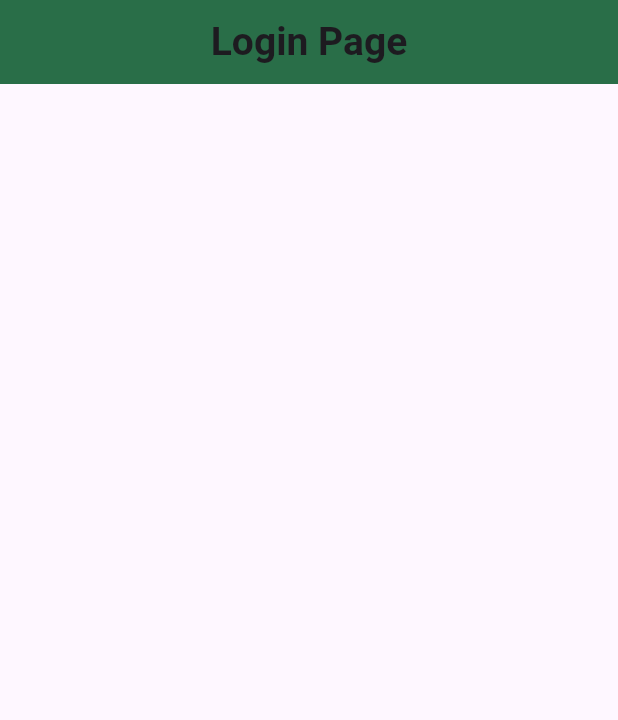
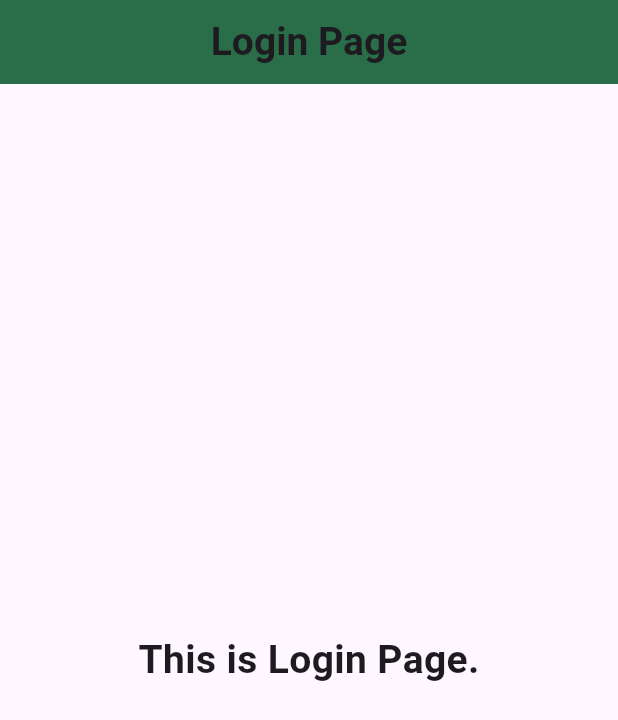
Before and after one commit to swaponahmmed59/plant_app_ui_design, a Flutter app: the screen it shows after launch, after a tap on the "arrow forward ios" icon, after a tap on "Skip", on a phone screen of 412 x 824 dp. Shown: the top 720 px of the screen. Run offline on Flutter 3.47's test engine with Material 3 defaults, Android fonts, the phone set to English and light mode, and no system bars.

Commit message:
second commit

```diff
--- a/lib/main.dart
+++ b/lib/main.dart
@@ -15,7 +15,7 @@ class MyApp extends StatelessWidget {
       theme: ThemeData(
         colorScheme: ColorScheme.fromSeed(seedColor: Colors.deepPurple),
       ),
-      home:  const WelcomeScreen(),
+      home: WelcomeScreen(),
     );
   }
 }
--- a/lib/utils/app_images.dart
+++ b/lib/utils/app_images.dart
@@ -1,7 +1,6 @@
 class AppImages {
   static const String basePath = "assets/images";
   static const String addCard = "$basePath/add-card.png";
-  static const String mas = "$basePath/mas.png";
   static const String codeScan = "$basePath/code-scan.png";
   static const String codeScanTwo = "$basePath/code-scan-two.png";
   static const String love = "$basePath/favorited.png";
--- a/lib/views/screen/login/login_screen.dart
+++ b/lib/views/screen/login/login_screen.dart
@@ -1,6 +1,5 @@
 import 'package:flutter/material.dart';
 import 'package:plant_app/utils/app_colors.dart';
-import 'package:plant_app/utils/app_images.dart';
 
 class LoginScreen extends StatelessWidget {
   const LoginScreen({super.key});
@@ -16,6 +15,11 @@ class LoginScreen extends StatelessWidget {
         ),
         backgroundColor: AppColors.primaryColor,
       ),
+      body: const Center(
+              child: Text('This is Login Page.',
+      style: TextStyle(fontSize: 26, fontWeight: FontWeight.bold),
+              ),
+            ),
     );
   }
 }
--- a/lib/views/screen/welcome/welcome_screen.dart
+++ b/lib/views/screen/welcome/welcome_screen.dart
@@ -84,7 +84,7 @@ class _WelcomeScreenState extends State<WelcomeScreen> {
             right: 30,
             child: Container(
               padding: const EdgeInsets.all(4),
-              decoration: BoxDecoration(
+              decoration: const BoxDecoration(
                 shape: BoxShape.circle,
                 color: AppColors.primaryColor,
               ),
--- a/pubspec.yaml
+++ b/pubspec.yaml
@@ -59,8 +59,8 @@ flutter:
   uses-material-design: true
 
   # To add assets to your application, add an assets section, like this:
-assets:
-  - assets/images/
+  assets:
+    - assets/images/
   #   - images/a_dot_ham.jpeg
 
   # An image asset can refer to one or more resolution-specific "variants", see
```
